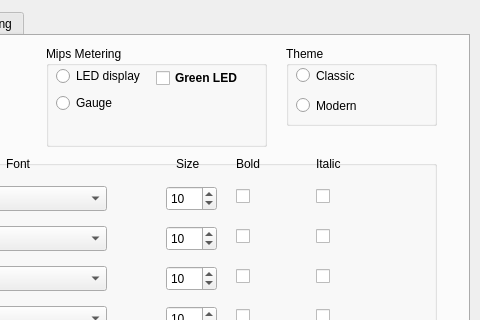
Qt form HerculesStudio/HercStudio/PreferencesWin.ui (fsword7/hercgui) before a commit; both pictures show x 236 to 716 and y 0 to 320 of the 716 by 475 pixel window.
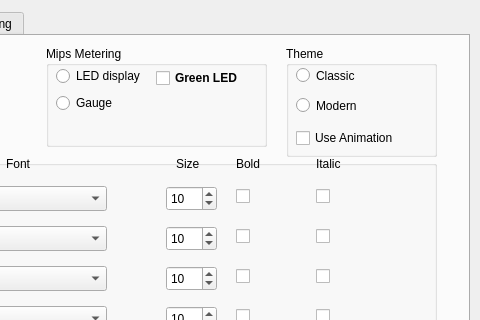
The same form after that commit.

```diff
--- a/HerculesStudio/HercStudio/PreferencesWin.ui
+++ b/HerculesStudio/HercStudio/PreferencesWin.ui
@@ -38,7 +38,7 @@
        <x>510</x>
        <y>10</y>
        <width>151</width>
-       <height>80</height>
+       <height>111</height>
       </rect>
      </property>
      <property name="title">
@@ -70,6 +70,19 @@
        <string>Modern</string>
       </property>
      </widget>
+     <widget class="QCheckBox" name="AnimateCheckBox">
+      <property name="geometry">
+       <rect>
+        <x>10</x>
+        <y>80</y>
+        <width>151</width>
+        <height>24</height>
+       </rect>
+      </property>
+      <property name="text">
+       <string>Use Animation</string>
+      </property>
+     </widget>
     </widget>
     <widget class="QCheckBox" name="pswDock">
      <property name="geometry">
```
